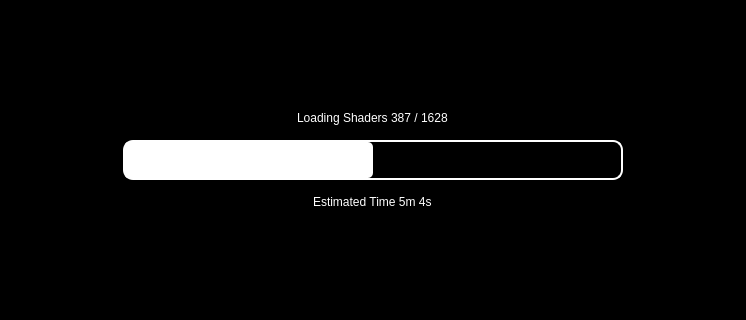
Old version of the form src/suyu/loading_screen.ui in the repository liudonghua123/suyu; both pictures show x 0 to 746 and y 88 to 408 of the 746 by 495 pixel window.
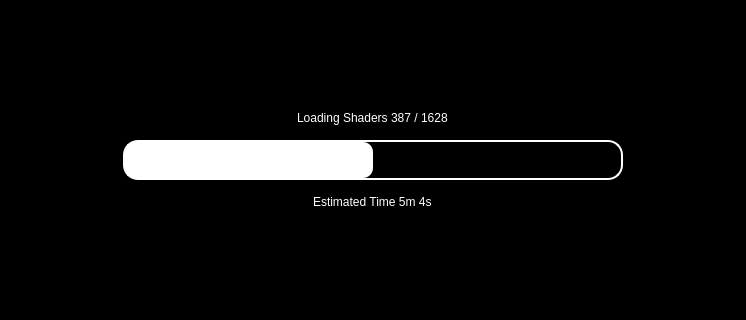
New version of the form.

The edit to the form file:
```diff
--- a/src/suyu/loading_screen.ui
+++ b/src/suyu/loading_screen.ui
@@ -107,11 +107,11 @@
 color: white;
 border: 2px solid white;
 outline-color: black;
-border-radius: 10px;
+border-radius: 15px;
 }
 QProgressBar::chunk {
 background-color: white;
-border-radius: 5px;
+border-radius: 10px;
 }</string>
           </property>
           <property name="value">
```
